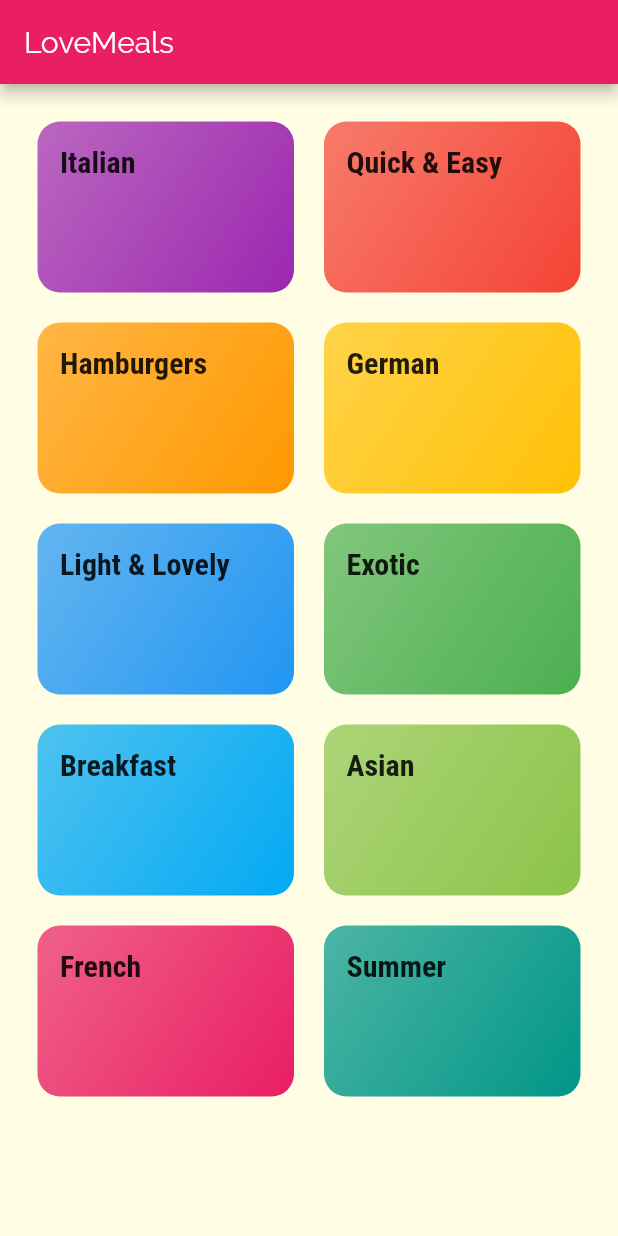
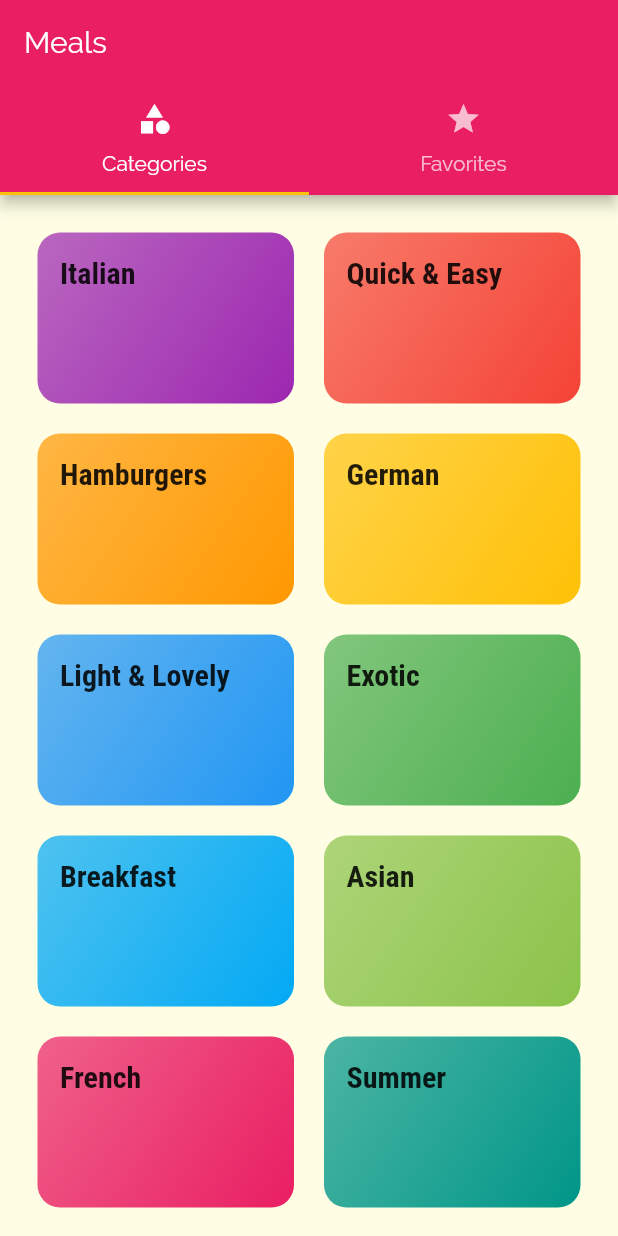
Before and after one commit to ilavisharma/Flutter-Recipes-App, a Flutter app: the screen it shows after launch, on a phone screen of 412 x 824 dp. Run offline on Flutter 3.47's test engine with Material 2 defaults, Android fonts, the phone set to English and light mode, and no system bars.

Commit message:
add upper tabbar (below the appbar)

```diff
--- a/lib/main.dart
+++ b/lib/main.dart
@@ -2,6 +2,7 @@ import 'package:flutter/material.dart';
 import 'package:recipes/screens/categories_screen.dart';
 import 'package:recipes/screens/category_meals_screen.dart';
 import 'package:recipes/screens/meal_detail_screen.dart';
+import 'package:recipes/screens/tabs_screen.dart';
 
 void main() {
   runApp(MyApp());
@@ -32,7 +33,7 @@ class MyApp extends StatelessWidget {
             ),
       ),
       routes: {
-        '/': (ctx) => CategoriesScreen(),
+        '/': (ctx) => TabsScreen(),
         // use the static property
         CategoryMealsScreen.routeName: (ctx) => CategoryMealsScreen(),
         MealDetailScreen.routeName: (ctx) => MealDetailScreen(),
--- a/lib/screens/categories_screen.dart
+++ b/lib/screens/categories_screen.dart
@@ -5,9 +5,7 @@ import 'package:recipes/widgets/category_item.dart';
 class CategoriesScreen extends StatelessWidget {
   @override
   Widget build(BuildContext context) {
-    return Scaffold(
-      appBar: AppBar(title: const Text('LoveMeals')),
-      body: GridView(
+    return GridView(
       padding: const EdgeInsets.all(25),
       gridDelegate: SliverGridDelegateWithMaxCrossAxisExtent(
         maxCrossAxisExtent: 200,
@@ -22,7 +20,6 @@ class CategoriesScreen extends StatelessWidget {
                 catData.color,
               ))
           .toList(),
-      ),
     );
   }
 }
--- /dev/null
+++ b/lib/screens/favorites_screen.dart
@@ -0,0 +1,10 @@
+import 'package:flutter/material.dart';
+
+class FavoritesScreen extends StatelessWidget {
+  @override
+  Widget build(BuildContext context) {
+    return Center(
+      child: Text('Favorite'),
+    );
+  }
+}
--- /dev/null
+++ b/lib/screens/tabs_screen.dart
@@ -0,0 +1,40 @@
+import 'package:flutter/material.dart';
+import 'package:recipes/screens/categories_screen.dart';
+import 'package:recipes/screens/favorites_screen.dart';
+
+class TabsScreen extends StatefulWidget {
+  @override
+  _TabsScreenState createState() => _TabsScreenState();
+}
+
+class _TabsScreenState extends State<TabsScreen> {
+  @override
+  Widget build(BuildContext context) {
+    return DefaultTabController(
+      length: 2,
+      child: Scaffold(
+        appBar: AppBar(
+          title: Text('Meals'),
+          bottom: TabBar(
+            tabs: [
+              Tab(
+                icon: Icon(Icons.category),
+                text: 'Categories',
+              ),
+              Tab(
+                icon: Icon(Icons.star),
+                text: 'Favorites',
+              ),
+            ],
+          ),
+        ),
+        body: TabBarView(
+          children: [
+            CategoriesScreen(),
+            FavoritesScreen(),
+          ],
+        ),
+      ),
+    );
+  }
+}
```
Lines whose indentation alone changed are shown as unchanged.
